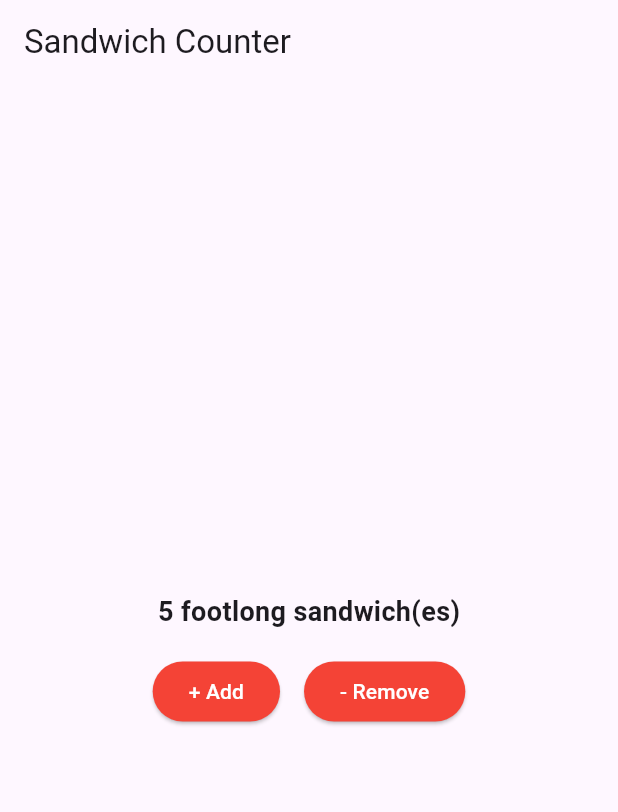
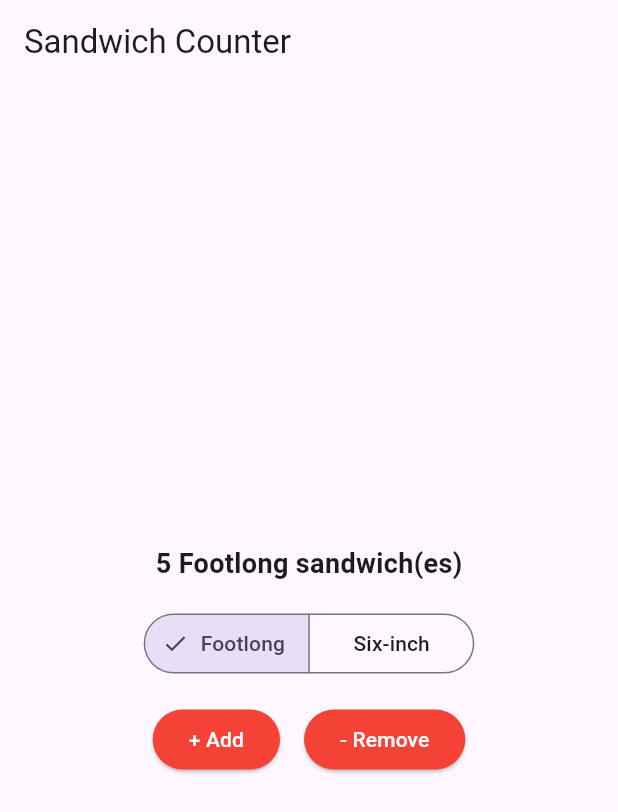
Before and after one commit to justinb14/sandwich_shop, a Flutter app: the screen it shows after launch, on a phone screen of 412 x 824 dp. Shown: the top 812 px of the screen. Run offline on Flutter 3.47's test engine with Material 3 defaults, Android fonts, the phone set to English and light mode, and no system bars.

Commit message:
Added a toggle button to switch between foot long and six inch sub sizes in the menu.

```diff
--- a/lib/main.dart
+++ b/lib/main.dart
@@ -15,6 +15,7 @@ class App extends StatefulWidget {
 class _AppState extends State<App> {
   int quantity = 5;
   final int maxQuantity = 10;
+  String selectedSandwichType = 'Footlong';
 
   void _addQuantity() {
     if (quantity < maxQuantity) {
@@ -43,8 +44,21 @@ class _AppState extends State<App> {
             mainAxisSize: MainAxisSize.min,
             children: [
               Text(
-                '$quantity footlong sandwich(es)',
+                '$quantity $selectedSandwichType sandwich(es)',
                 style: const TextStyle(fontSize: 18, fontWeight: FontWeight.bold),
+              ),
+              const SizedBox(height: 16),
+              SegmentedButton<String>(
+                segments: const [
+                  ButtonSegment(value: 'Footlong', label: Text('Footlong')),
+                  ButtonSegment(value: 'Six-inch', label: Text('Six-inch')),
+                ],
+                selected: {selectedSandwichType},
+                onSelectionChanged: (newSelection) {
+                  setState(() {
+                    selectedSandwichType = newSelection.first;
+                  });
+                },
               ),
               const SizedBox(height: 16),
               Row(
```
